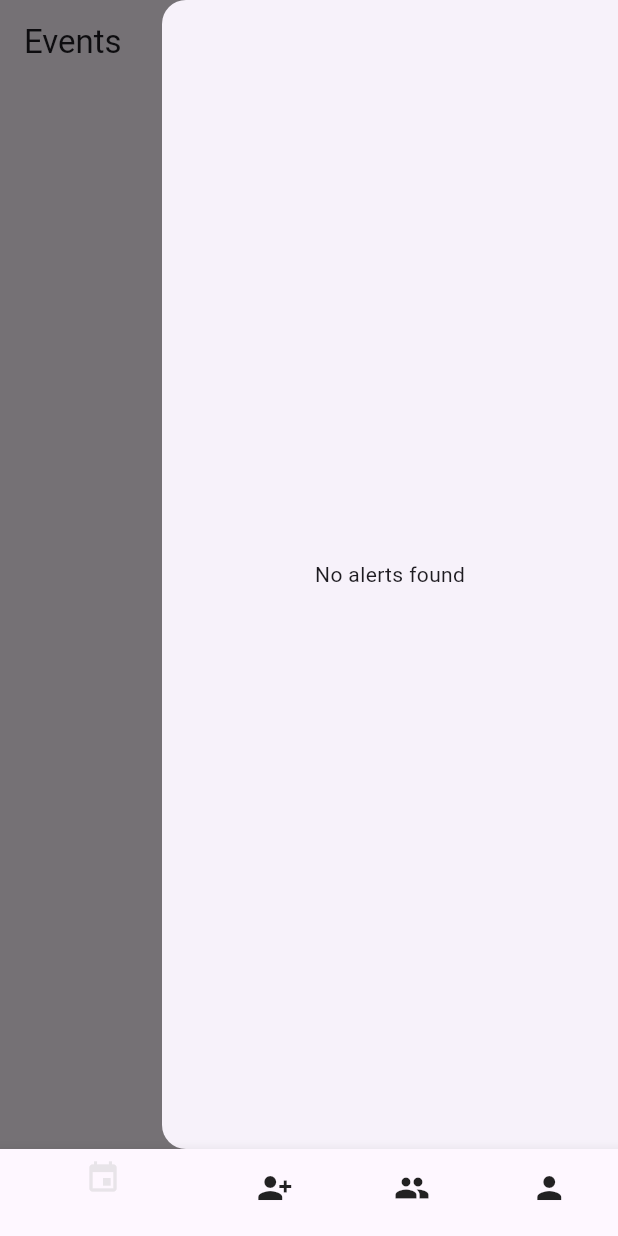
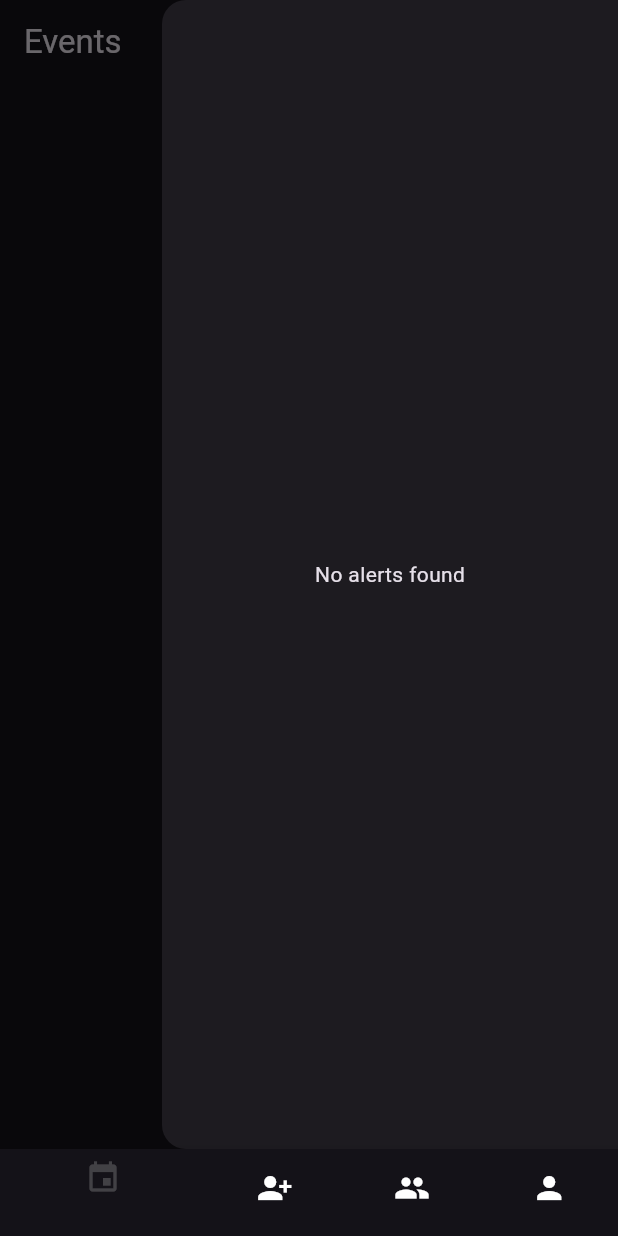
Before and after one commit to Skynse/superschedule, a Flutter app: the screen it shows once a user with an empty profile is signed in, with the side drawer open, on a phone screen of 412 x 824 dp. Run offline on Flutter 3.47's test engine with Material 3 defaults, Android fonts, the light colour scheme and no system bars; our stand-ins replace cloud_firestore, file_picker, firebase_auth, firebase_core, firebase_storage, flutter_riverpod and 2 more; accounts and stored records are empty.

Commit message:
push code

```diff
--- a/lib/main.dart
+++ b/lib/main.dart
@@ -30,7 +30,7 @@ class _AppState extends ConsumerState<App> {
 
     return MaterialApp(
       debugShowCheckedModeBanner: false,
-      theme: ThemeData.light(),
+      theme: ThemeData.dark(),
       home: StreamBuilder<User?>(
         stream: loggedIn,
         builder: (context, snapshot) {
--- a/lib/pages/dash.dart
+++ b/lib/pages/dash.dart
@@ -18,9 +18,12 @@ class Dashboard extends StatefulWidget {
   State<Dashboard> createState() => _DashboardState();
 }
 
-String calculateTimeAway(DateTime eventDate) {
+String calculateTimeAway(Event event) {
   var now = DateTime.now();
-  var difference = eventDate.difference(now);
+  var eventDateAndTime = event.eventDate.add(
+      Duration(hours: event.startTime.hour, minutes: event.startTime.minute));
+
+  var difference = eventDateAndTime.difference(now);
   var days = difference.inDays;
   var hours = difference.inHours;
   var minutes = difference.inMinutes;
@@ -158,12 +161,18 @@ class _EventListViewState extends ConsumerState<EventListView> {
     return Scaffold(
       endDrawer: Drawer(
         child: Container(
-          child: FutureBuilder(
-            future: FirebaseFirestore.instance
+          child: StreamBuilder(
+            stream: FirebaseFirestore.instance
                 .collection('events')
-                .where('subscribers',
-                    arrayContains: FirebaseAuth.instance.currentUser!.uid)
-                .get(),
+                .where(
+                  Filter.or(
+                    Filter("subscribers",
+                        arrayContains: FirebaseAuth.instance.currentUser!.uid),
+                    Filter("creator",
+                        isEqualTo: FirebaseAuth.instance.currentUser!.uid),
+                  ),
+                )
+                .snapshots(),
             builder:
                 (BuildContext context, AsyncSnapshot<QuerySnapshot> snapshot) {
               if (snapshot.connectionState == ConnectionState.waiting) {
@@ -188,10 +197,12 @@ class _EventListViewState extends ConsumerState<EventListView> {
                   Map<String, dynamic> data =
                       document.data()! as Map<String, dynamic>;
 
+                  Event event = Event.fromMap(data, document.id);
+
                   return ListTile(
-                    title: Text(data['title']),
+                    title: Text(event.eventTitle),
                     subtitle: Text(
-                        "Event ${data['title']} is ${calculateTimeAway(data['date'].toDate())}"),
+                        "Event ${data['title']} is ${calculateTimeAway(event)}"),
                   );
                 }).toList(),
               );
--- a/pubspec.yaml
+++ b/pubspec.yaml
@@ -16,7 +16,7 @@ publish_to: "none" # Remove this line if you wish to publish to pub.dev
 # https://developer.apple.com/library/archive/documentation/General/Reference/InfoPlistKeyReference/Articles/CoreFoundationKeys.html
 # In Windows, build-name is used as the major, minor, and patch parts
 # of the product and file versions while build-number is used as the build suffix.
-version: 1.0.0+4
+version: 1.0.2+6
 
 environment:
   sdk: ">=3.2.6 <4.0.0"
```
Also changed, not shown: lib/pages/availability_page.dart (+7 -5 lines), lib/pages/eventView.dart (+8 -5 lines), lib/pages/registration_page.dart (+8 -0 lines).
